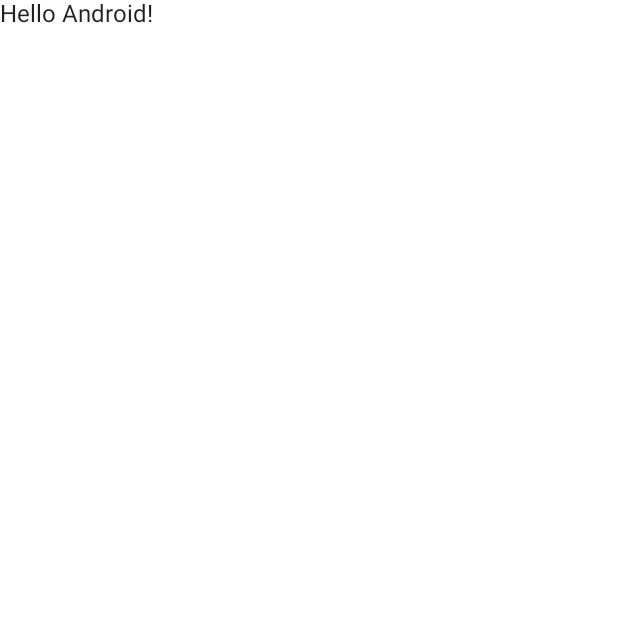
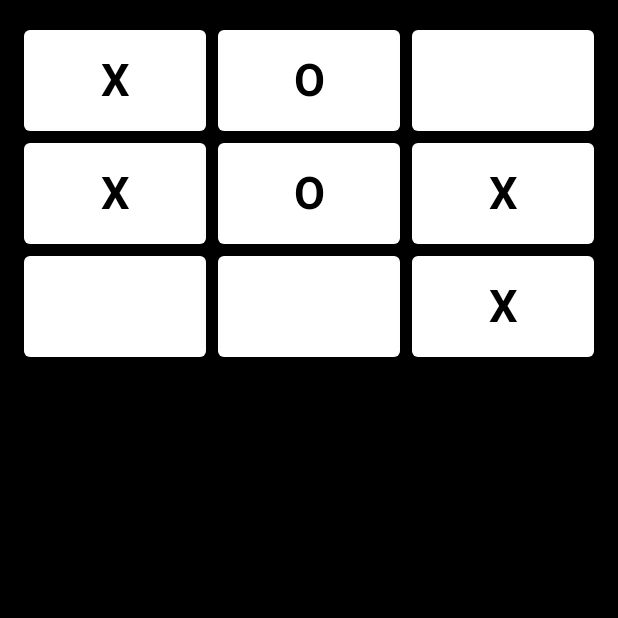
Before and after one commit to benalexb/android-lab, an Android app built with Jetpack Compose: the screen it shows after launch (MainActivity), on a phone screen of 412 x 824 dp, the top half of it. Before the commit the part shown is almost empty. Run offline under Robolectric (Android 15) with nearby library versions, the phone set to English and light mode, and no system bars.

Commit message:
We can create a grid, yay, but no user interaction yet

```diff
--- a/TicTacToe/app/src/main/java/com/example/tictactoe/MainActivity.kt
+++ b/TicTacToe/app/src/main/java/com/example/tictactoe/MainActivity.kt
@@ -3,13 +3,25 @@ package com.example.tictactoe
 import android.os.Bundle
 import androidx.activity.ComponentActivity
 import androidx.activity.compose.setContent
+import androidx.compose.foundation.background
+import androidx.compose.foundation.layout.PaddingValues
 import androidx.compose.foundation.layout.fillMaxSize
+import androidx.compose.foundation.layout.fillMaxWidth
+import androidx.compose.foundation.layout.padding
+import androidx.compose.foundation.lazy.grid.GridCells
+import androidx.compose.foundation.lazy.grid.LazyVerticalGrid
+import androidx.compose.material.Card
 import androidx.compose.material.MaterialTheme
 import androidx.compose.material.Surface
 import androidx.compose.material.Text
 import androidx.compose.runtime.Composable
 import androidx.compose.ui.Modifier
+import androidx.compose.ui.graphics.Color
+import androidx.compose.ui.text.font.FontWeight
+import androidx.compose.ui.text.style.TextAlign
 import androidx.compose.ui.tooling.preview.Preview
+import androidx.compose.ui.unit.dp
+import androidx.compose.ui.unit.sp
 import com.example.tictactoe.ui.theme.TicTacToeTheme
 
 class MainActivity : ComponentActivity() {
@@ -19,22 +31,59 @@ class MainActivity : ComponentActivity() {
             TicTacToeTheme {
                 // A surface container using the 'background' color from the theme
                 Surface(modifier = Modifier.fillMaxSize(), color = MaterialTheme.colors.background) {
-                    Greeting("Android")
+                    LazyVerticalGridDemo()
                 }
             }
         }
     }
 }
 
+val state = listOf<String>(
+    "X", "O", "",
+    "X", "O", "X",
+    "", "", "X"
+)
+
 @Composable
-fun Greeting(name: String) {
-    Text(text = "Hello $name!")
+fun LazyVerticalGridDemo(){
+    LazyVerticalGrid(
+        columns = GridCells.Adaptive(128.dp),
+        modifier = Modifier.background(Color.Black),
+        // content padding
+        contentPadding = PaddingValues(
+            start = 12.dp,
+            top = 16.dp,
+            end = 12.dp,
+            bottom = 16.dp
+        ),
+        content = {
+            items(state.size) { index ->
+                Card(
+                    backgroundColor = Color.White,
+                    modifier = Modifier
+                        .padding(4.dp)
+                        .fillMaxWidth(),
+                    elevation = 8.dp,
+                ) {
+                    val textContent = state[index]
+                    Text(
+                        text = textContent,
+                        fontWeight = FontWeight.Bold,
+                        fontSize = 30.sp,
+                        color = Color.Black,
+                        textAlign = TextAlign.Center,
+                        modifier = Modifier.padding(16.dp)
+                    )
+                }
+            }
+        }
+    )
 }
 
 @Preview(showBackground = true)
 @Composable
 fun DefaultPreview() {
     TicTacToeTheme {
-        Greeting("Android")
+        LazyVerticalGridDemo()
     }
 }
```
